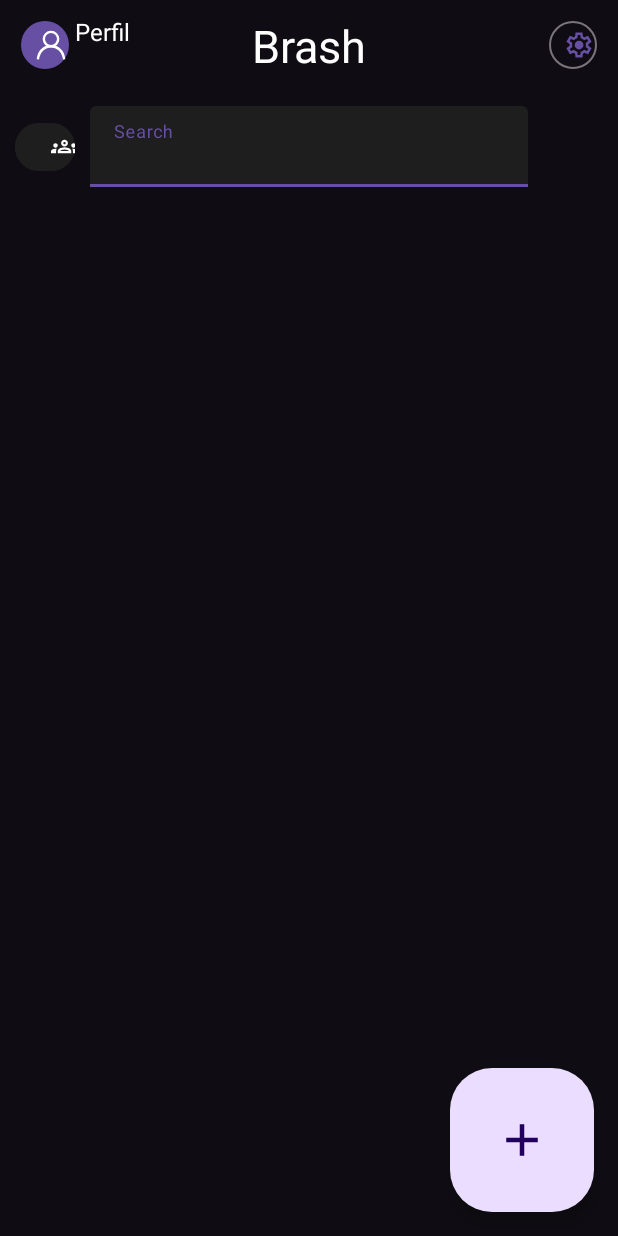
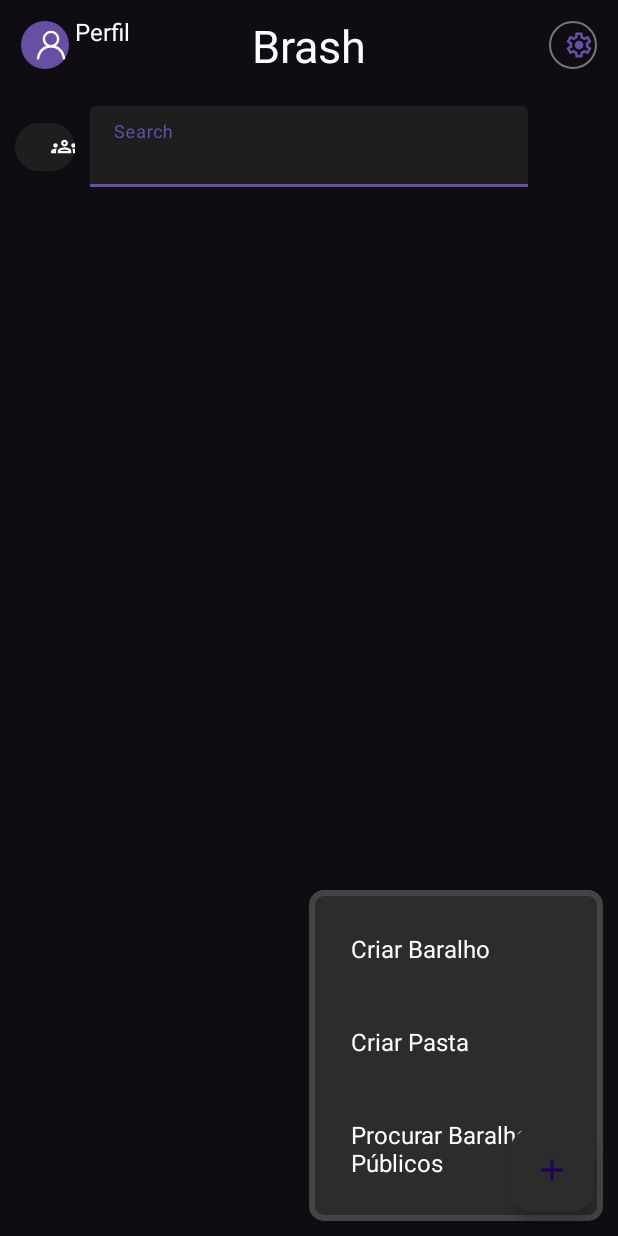
Before and after one commit to mobile-dev-ufes/2024-2-proj-final-brash, an Android app: the screen it shows after launch once a user with an empty profile is signed in (HomeAC), on a phone screen of 412 x 824 dp. Run offline under Robolectric (Android 15) with nearby library versions, the phone set to English and light mode, and no system bars; our stand-ins replace Firebase (no records; nobody signed in at launch, a user with empty details on screens opened directly).

Commit message:
Botão de mais ações na home

```diff
--- /dev/null
+++ b/app/src/main/res/drawable/add_15dp.xml
@@ -0,0 +1,9 @@
+<vector xmlns:android="http://schemas.android.com/apk/res/android"
+    android:width="15dp"
+    android:height="15dp"
+    android:viewportWidth="960"
+    android:viewportHeight="960">
+  <path
+      android:pathData="M440,520L200,520v-80h240v-240h80v240h240v80L520,520v240h-80v-240Z"
+      android:fillColor="#e3e3e3"/>
+</vector>
--- /dev/null
+++ b/app/src/main/res/drawable/borda_linear_layout.xml
@@ -0,0 +1,21 @@
+<shape xmlns:android="http://schemas.android.com/apk/res/android"
+    android:shape="rectangle">
+
+    <!-- Cor de fundo (opcional) -->
+    <solid android:color="@color/charcoal_gray"/>
+
+    <!-- Definição da borda (stroke) -->
+    <stroke
+        android:width="4dp"
+        android:color="@color/medium_gray"/>
+
+    <!-- Cantos arredondados (opcional) -->
+    <corners android:radius="8dp"/>
+
+    <!-- Espaçamento interno entre a borda e os elementos -->
+    <padding android:left="8dp"
+        android:top="8dp"
+        android:right="8dp"
+        android:bottom="8dp"/>
+
+</shape>
--- a/app/src/main/res/layout/gtc_home_ac.xml
+++ b/app/src/main/res/layout/gtc_home_ac.xml
@@ -146,7 +146,75 @@
         app:layout_constraintEnd_toEndOf="parent"
         app:layout_constraintBottom_toBottomOf="parent"
         app:srcCompat="@drawable/add_24dp"
-        style="?attr/floatingActionButtonLargeStyle"/>
+        android:tint="@color/deep_purple"
+        android:backgroundTint="@color/charcoal_gray"
+        android:layout_marginEnd="10dp"
+
+        android:visibility="visible"
+        />
+
+    <LinearLayout
+        android:layout_width="wrap_content"
+        android:layout_height="wrap_content"
+        app:layout_constraintEnd_toEndOf="parent"
+        app:layout_constraintBottom_toBottomOf="parent"
+        android:orientation="vertical"
+        android:visibility="visible"
+
+        android:background="@drawable/borda_linear_layout"
+        android:layout_marginEnd="10dp"
+        android:layout_marginBottom="10dp"
+        >
+
+        <TextView
+            android:id="@+id/HomeAcTextViewCriarBaralho"
+
+            android:layout_width="match_parent"
+            android:layout_height="wrap_content"
+            android:text="@string/gtc_criar_baralho"
+            android:textSize="16sp"
+            android:textColor="@color/white"
+
+            android:maxWidth="180dp"
+            android:padding="20dp"
+            android:clickable="true"
+            android:focusable="true"
+
+            />
+        <TextView
+            android:id="@+id/HomeAcTextViewCriarPasta"
+
+            android:layout_width="match_parent"
+            android:layout_height="wrap_content"
+
+            android:text="@string/gtc_criar_pasta"
+            android:maxWidth="180dp"
+            android:textSize="16sp"
+            android:textColor="@color/white"
+
+            android:padding="20dp"
+            android:clickable="true"
+            android:focusable="true"
+
+            />
+        <TextView
+            android:id="@+id/HomeAcTextViewProcurarBaralhosPublicos"
+
+            android:layout_width="match_parent"
+            android:layout_height="wrap_content"
+
+
+            android:text="@string/gtc_procurar_baralhos_publicos"
+            android:maxWidth="180dp"
+            android:textSize="16sp"
+            android:textColor="@color/white"
+
+            android:padding="20dp"
+            android:clickable="true"
+            android:focusable="true"
+
+            />
+    </LinearLayout>
 
 
 
--- a/app/src/main/res/values/strings.xml
+++ b/app/src/main/res/values/strings.xml
@@ -32,6 +32,9 @@
     <!-- -->
     <!-- -->
     <string name="gtc_name">Gestão de conteúdo</string>
+    <string name="gtc_criar_baralho">Criar Baralho</string>
+    <string name="gtc_criar_pasta">Criar Pasta</string>
+    <string name="gtc_procurar_baralhos_publicos">Procurar Baralhos Públicos</string>
 
     <!-- -->
     <!-- -->
@@ -40,4 +43,5 @@
     <string name="gtaa_name">Gestão de auxílio de aprendizado</string>
 
 
+
 </resources>
```
Also changed, not shown: 1 other file.
